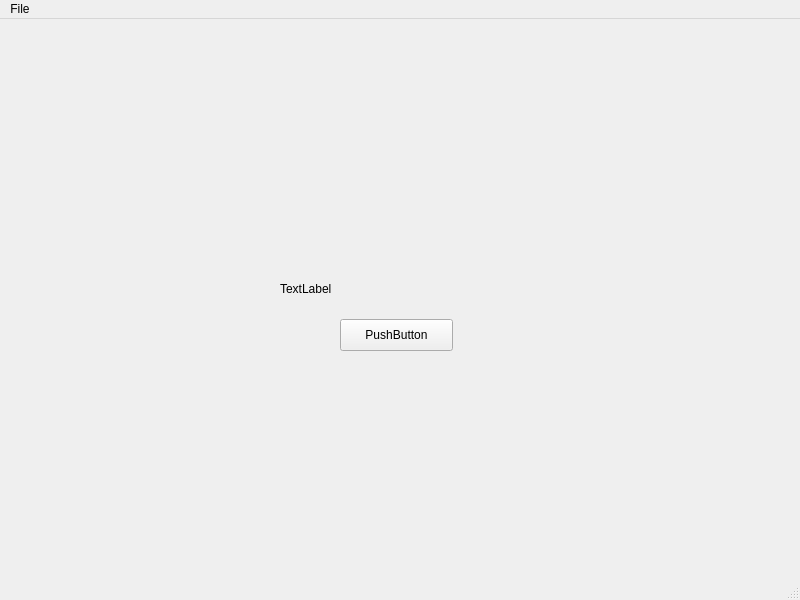
Old version of the form ui/mainwindow.ui in the repository AntonioAlarcon32/Asterix_Decoder.
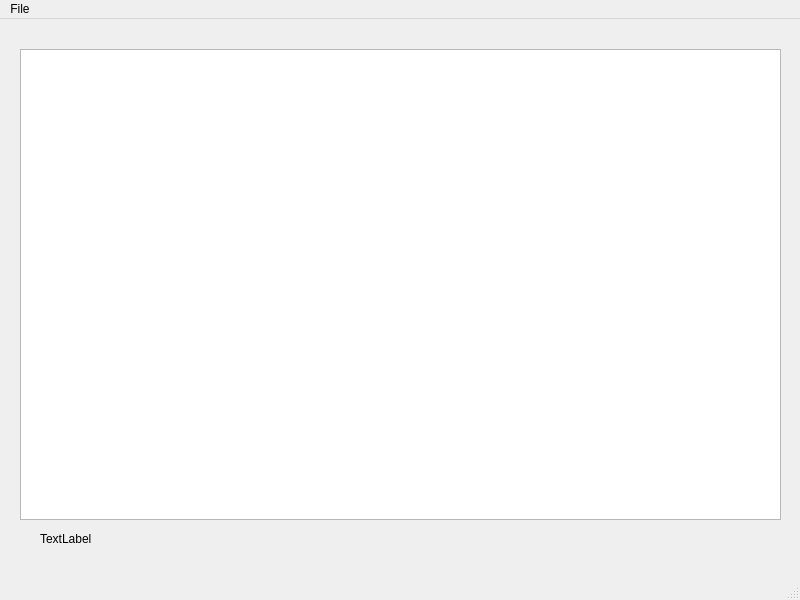
New version of the form.

Patch:
```diff
--- a/ui/mainwindow.ui
+++ b/ui/mainwindow.ui
@@ -14,24 +14,11 @@
    <string>MainWindow</string>
   </property>
   <widget class="QWidget" name="centralwidget">
-   <widget class="QPushButton" name="pushButton">
-    <property name="geometry">
-     <rect>
-      <x>340</x>
-      <y>300</y>
-      <width>113</width>
-      <height>32</height>
-     </rect>
-    </property>
-    <property name="text">
-     <string>PushButton</string>
-    </property>
-   </widget>
    <widget class="QLabel" name="loadedPackets">
     <property name="geometry">
      <rect>
-      <x>280</x>
-      <y>260</y>
+      <x>40</x>
+      <y>510</y>
       <width>281</width>
       <height>20</height>
      </rect>
@@ -40,6 +27,16 @@
      <string>TextLabel</string>
     </property>
    </widget>
+   <widget class="QTableView" name="tableView">
+    <property name="geometry">
+     <rect>
+      <x>20</x>
+      <y>30</y>
+      <width>761</width>
+      <height>471</height>
+     </rect>
+    </property>
+   </widget>
   </widget>
   <widget class="QMenuBar" name="menubar">
    <property name="geometry">
```
